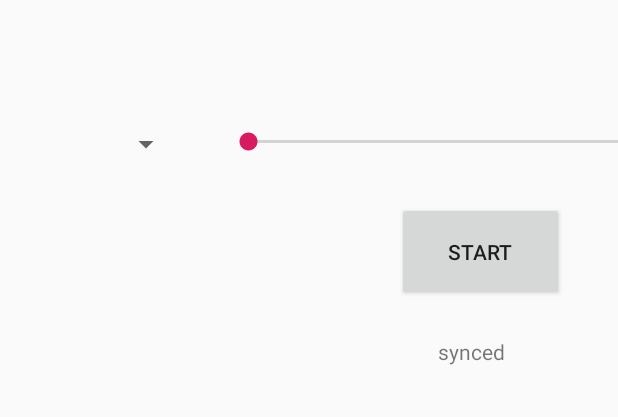
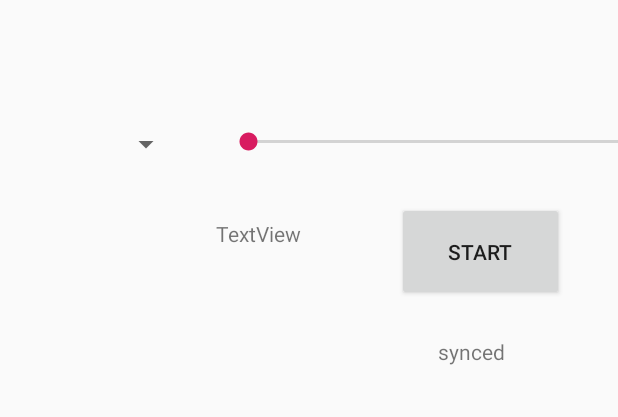
Before and after one commit to JvanKatwijk/dab-server, an Android app: the layout activity_main.xml on its own in the app's theme, with its tools: preview values and no code run, on a phone screen of 412 x 824 dp. Shown: the top 417 px of the screen. Run offline under Robolectric (Android 15) with nearby library versions, the phone set to English and light mode, and no system bars.

Commit message:
added snrlabel

```diff
--- a/android client/app/src/main/java/com/example/jan/dabradio/Signals.java
+++ b/android client/app/src/main/java/com/example/jan/dabradio/Signals.java
@@ -5,7 +5,7 @@ public interface Signals {
         public  void    show_serviceName        (String s1);
         public  void    show_dynamicLabel       (String s);
         public  void    show_programData        (String s);
-        public  void    show_signalQuality      (int q);
+        public  void    show_snr                (int q);
         public  void    show_synced             (boolean q);
         public  void    set_lnaState            (int s);
         public  void    set_GRdB                (int s);
--- a/android client/app/src/main/res/layout/activity_main.xml
+++ b/android client/app/src/main/res/layout/activity_main.xml
@@ -203,4 +203,37 @@
         app:layout_constraintStart_toEndOf="@+id/lResult"
         app:layout_constraintTop_toBottomOf="@+id/stereoLabel" />
 
+    <Button
+        android:id="@+id/quitButton"
+        android:layout_width="88dp"
+        android:layout_height="48dp"
+        android:layout_marginStart="20dp"
+        android:layout_marginLeft="20dp"
+        android:layout_marginTop="78dp"
+        android:layout_marginEnd="32dp"
+        android:layout_marginRight="32dp"
+        android:layout_marginBottom="532dp"
+        android:text="quit"
+        app:layout_constraintBottom_toBottomOf="parent"
+        app:layout_constraintEnd_toEndOf="parent"
+        app:layout_constraintHorizontal_bias="1.0"
+        app:layout_constraintStart_toEndOf="@+id/lResult"
+        app:layout_constraintTop_toBottomOf="@+id/resetButton" />
+
+    <TextView
+        android:id="@+id/snrLabel"
+        android:layout_width="92dp"
+        android:layout_height="34dp"
+        android:layout_marginStart="82dp"
+        android:layout_marginLeft="82dp"
+        android:layout_marginTop="41dp"
+        android:layout_marginEnd="36dp"
+        android:layout_marginRight="36dp"
+        android:layout_marginBottom="25dp"
+        android:text="TextView"
+        app:layout_constraintBottom_toTopOf="@+id/lResult"
+        app:layout_constraintEnd_toStartOf="@+id/startButton"
+        app:layout_constraintStart_toEndOf="@+id/ensembleLabel"
+        app:layout_constraintTop_toBottomOf="@+id/gainLabel" />
+
 </android.support.constraint.ConstraintLayout>
```
Also changed, not shown: android client/app/src/main/java/com/example/jan/dabradio/MainActivity.java (+6 -1 lines), android client/app/src/main/java/com/example/jan/dabradio/radioInterface.java (+4 -4 lines), 6 other files.
